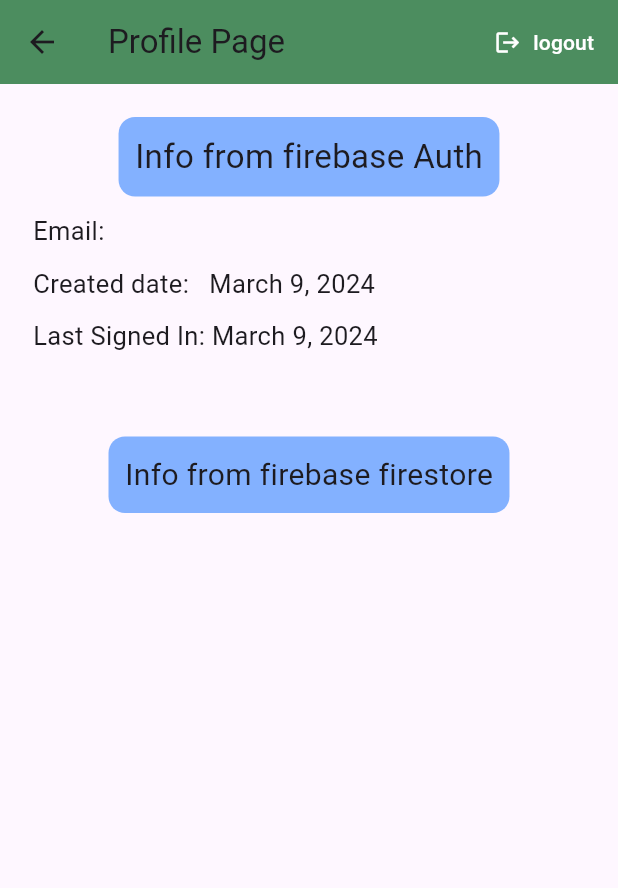
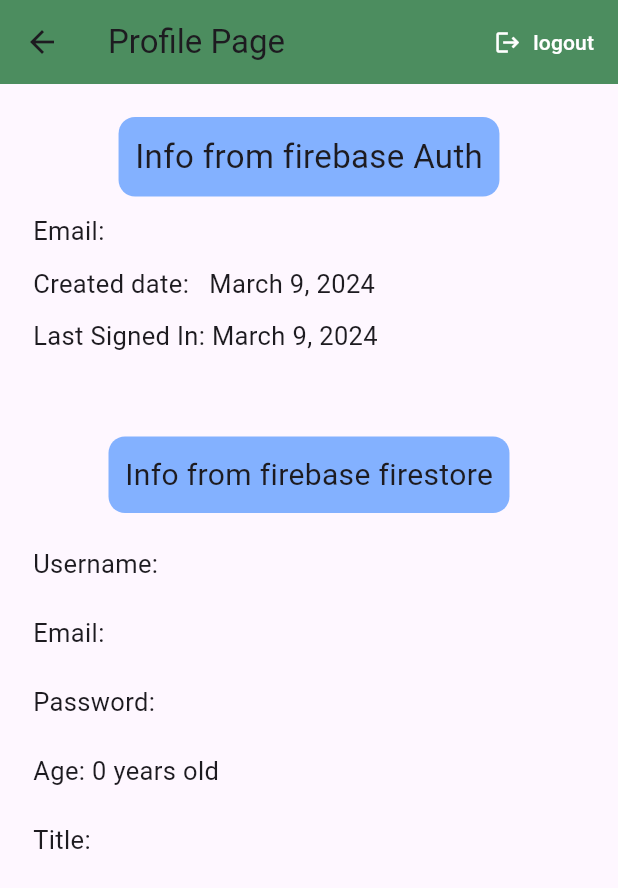
Before and after one commit to reda2032/ali_hassan, a Flutter app: the screen it shows once a user with an empty profile is signed in, in the side drawer, after a tap on "Profile Page", on a phone screen of 412 x 824 dp. Shown: the top 888 px of the screen. Run offline on Flutter 3.47's test engine with Material 3 defaults, Android fonts, the phone set to English and light mode, and no system bars; our stand-ins replace cloud_firestore, email_validator, firebase_auth, firebase_core, flutter_svg, google_sign_in; accounts and stored records are empty.

Commit message:
Get data from firebase firestore (Database)

```diff
--- a/lib/flower_app/pages/profile_page.dart
+++ b/lib/flower_app/pages/profile_page.dart
@@ -1,6 +1,7 @@
 // ignore_for_file: prefer_const_constructors, prefer_const_literals_to_create_immutables
 
 import 'package:ali_hassan/flower_app/shared/colors.dart';
+import 'package:ali_hassan/flower_app/shared/data_from_firestore.dart';
 import 'package:firebase_auth/firebase_auth.dart';
 import 'package:flutter/material.dart';
 import 'package:intl/intl.dart';
@@ -109,6 +110,9 @@
                         fontSize: 20,
                       ),
                     ))),
+            GetDataFromFirestore(
+              documentId: credential!.uid,
+            ),
           ],
         ),
       ),
--- /dev/null
+++ b/lib/flower_app/shared/data_from_firestore.dart
@@ -0,0 +1,88 @@
+// ignore_for_file: prefer_const_constructors
+
+import 'package:cloud_firestore/cloud_firestore.dart';
+import 'package:flutter/material.dart';
+
+class GetDataFromFirestore extends StatelessWidget {
+  final String documentId;
+
+  const GetDataFromFirestore({Key? key, required this.documentId})
+      : super(key: key);
+
+  @override
+  Widget build(BuildContext context) {
+    CollectionReference users =
+        FirebaseFirestore.instance.collection('usersss');
+
+    return FutureBuilder<DocumentSnapshot>(
+      future: users.doc(documentId).get(),
+      builder:
+          (BuildContext context, AsyncSnapshot<DocumentSnapshot> snapshot) {
+        if (snapshot.hasError) {
+          return Text("Something went wrong");
+        }
+
+        if (snapshot.hasData && !snapshot.data!.exists) {
+          return Text("Document does not exist");
+        }
+
+        if (snapshot.connectionState == ConnectionState.done) {
+          Map<String, dynamic> data =
+              snapshot.data!.data() as Map<String, dynamic>;
+          return Column(
+            crossAxisAlignment: CrossAxisAlignment.start,
+            children: [
+              SizedBox(
+                height: 22,
+              ),
+              Text(
+                "Username: ${data['username']}",
+                style: TextStyle(
+                  fontSize: 17,
+                ),
+              ),
+              SizedBox(
+                height: 22,
+              ),
+              Text(
+                "Email: ${data['email']}",
+                style: TextStyle(
+                  fontSize: 17,
+                ),
+              ),
+              SizedBox(
+                height: 22,
+              ),
+              Text(
+                "Password: ${data['pass']}",
+                style: TextStyle(
+                  fontSize: 17,
+                ),
+              ),
+              SizedBox(
+                height: 22,
+              ),
+              Text(
+                "Age: ${data['age']} years old",
+                style: TextStyle(
+                  fontSize: 17,
+                ),
+              ),
+              SizedBox(
+                height: 22,
+              ),
+              Text(
+                "Title: ${data['title']} ",
+                style: TextStyle(
+                  fontSize: 17,
+                ),
+              ),
+            ],
+          );
+        }
+
+        return Text("loading");
+      },
+    );
+  }
+}
```
